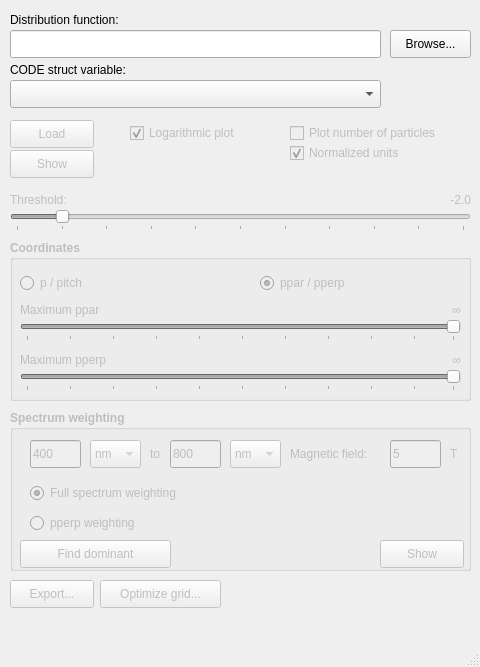
Qt form ui/main.ui (hoppe93/codeviz) before a commit.
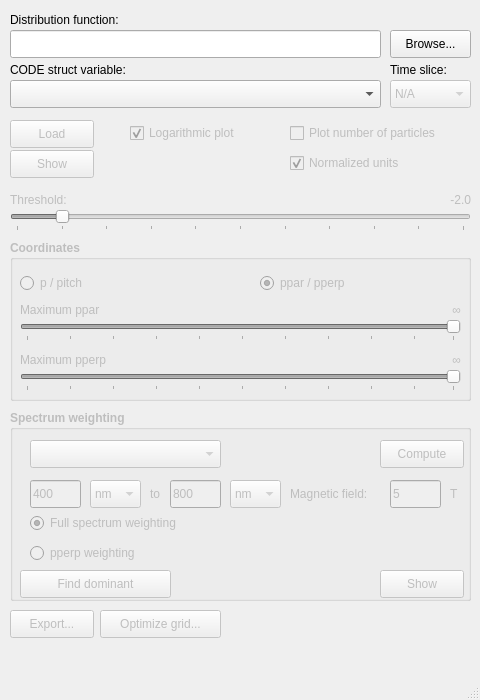
The same form after that commit.

Commit message: Can now choose time, spectrum presets and recompute spectrum weight

The edit to the form file:
```diff
--- a/ui/main.ui
+++ b/ui/main.ui
@@ -7,7 +7,7 @@
     <x>0</x>
     <y>0</y>
     <width>480</width>
-    <height>667</height>
+    <height>700</height>
    </rect>
   </property>
   <property name="windowTitle">
@@ -318,7 +318,7 @@
       <x>10</x>
       <y>410</y>
       <width>461</width>
-      <height>161</height>
+      <height>191</height>
      </rect>
     </property>
     <property name="font">
@@ -334,7 +334,7 @@
      <property name="geometry">
       <rect>
        <x>160</x>
-       <y>30</y>
+       <y>70</y>
        <width>51</width>
        <height>28</height>
       </rect>
@@ -353,7 +353,7 @@
      <property name="geometry">
       <rect>
        <x>220</x>
-       <y>30</y>
+       <y>70</y>
        <width>51</width>
        <height>28</height>
       </rect>
@@ -400,7 +400,7 @@
      <property name="geometry">
       <rect>
        <x>140</x>
-       <y>30</y>
+       <y>70</y>
        <width>21</width>
        <height>28</height>
       </rect>
@@ -419,7 +419,7 @@
      <property name="geometry">
       <rect>
        <x>80</x>
-       <y>30</y>
+       <y>70</y>
        <width>51</width>
        <height>28</height>
       </rect>
@@ -466,7 +466,7 @@
      <property name="geometry">
       <rect>
        <x>20</x>
-       <y>30</y>
+       <y>70</y>
        <width>51</width>
        <height>28</height>
       </rect>
@@ -485,7 +485,7 @@
      <property name="geometry">
       <rect>
        <x>20</x>
-       <y>70</y>
+       <y>100</y>
        <width>191</width>
        <height>26</height>
       </rect>
@@ -507,7 +507,7 @@
      <property name="geometry">
       <rect>
        <x>20</x>
-       <y>100</y>
+       <y>130</y>
        <width>191</width>
        <height>26</height>
       </rect>
@@ -526,7 +526,7 @@
      <property name="geometry">
       <rect>
        <x>370</x>
-       <y>130</y>
+       <y>160</y>
        <width>84</width>
        <height>28</height>
       </rect>
@@ -545,7 +545,7 @@
      <property name="geometry">
       <rect>
        <x>280</x>
-       <y>30</y>
+       <y>70</y>
        <width>101</width>
        <height>28</height>
       </rect>
@@ -564,7 +564,7 @@
      <property name="geometry">
       <rect>
        <x>380</x>
-       <y>30</y>
+       <y>70</y>
        <width>51</width>
        <height>28</height>
       </rect>
@@ -583,7 +583,7 @@
      <property name="geometry">
       <rect>
        <x>440</x>
-       <y>30</y>
+       <y>70</y>
        <width>16</width>
        <height>28</height>
       </rect>
@@ -602,7 +602,7 @@
      <property name="geometry">
       <rect>
        <x>10</x>
-       <y>130</y>
+       <y>160</y>
        <width>151</width>
        <height>28</height>
       </rect>
@@ -617,6 +617,41 @@
       <string>Find dominant</string>
      </property>
     </widget>
+    <widget class="QPushButton" name="btnRecompute">
+     <property name="geometry">
+      <rect>
+       <x>370</x>
+       <y>30</y>
+       <width>84</width>
+       <height>28</height>
+      </rect>
+     </property>
+     <property name="font">
+      <font>
+       <weight>50</weight>
+       <bold>false</bold>
+      </font>
+     </property>
+     <property name="text">
+      <string>Compute</string>
+     </property>
+    </widget>
+    <widget class="QComboBox" name="cbPresets">
+     <property name="geometry">
+      <rect>
+       <x>20</x>
+       <y>30</y>
+       <width>191</width>
+       <height>28</height>
+      </rect>
+     </property>
+     <property name="font">
+      <font>
+       <weight>50</weight>
+       <bold>false</bold>
+      </font>
+     </property>
+    </widget>
    </widget>
    <widget class="QPushButton" name="btnExport">
     <property name="enabled">
@@ -625,7 +660,7 @@
     <property name="geometry">
      <rect>
       <x>10</x>
-      <y>580</y>
+      <y>610</y>
       <width>84</width>
       <height>28</height>
      </rect>
@@ -641,7 +676,7 @@
     <property name="geometry">
      <rect>
       <x>290</x>
-      <y>140</y>
+      <y>150</y>
       <width>181</width>
       <height>26</height>
      </rect>
@@ -761,7 +796,7 @@
     <property name="geometry">
      <rect>
       <x>100</x>
-      <y>580</y>
+      <y>610</y>
       <width>121</width>
       <height>28</height>
      </rect>
@@ -770,6 +805,40 @@
      <string>Optimize grid...</string>
     </property>
    </widget>
+   <widget class="QComboBox" name="cbTime">
+    <property name="enabled">
+     <bool>false</bool>
+    </property>
+    <property name="geometry">
+     <rect>
+      <x>390</x>
+      <y>80</y>
+      <width>81</width>
+      <height>28</height>
+     </rect>
+    </property>
+    <property name="currentText">
+     <string>N/A</string>
+    </property>
+    <item>
+     <property name="text">
+      <string>N/A</string>
+     </property>
+    </item>
+   </widget>
+   <widget class="QLabel" name="label_7">
+    <property name="geometry">
+     <rect>
+      <x>390</x>
+      <y>60</y>
+      <width>71</width>
+      <height>20</height>
+     </rect>
+    </property>
+    <property name="text">
+     <string>Time slice:</string>
+    </property>
+   </widget>
    <zorder>gbCoordinates</zorder>
    <zorder>gbSWeighting</zorder>
    <zorder>label</zorder>
```
Left out of the diff: 2 changed lines with no effect on the pictures. The commit also changes 2 other files.
